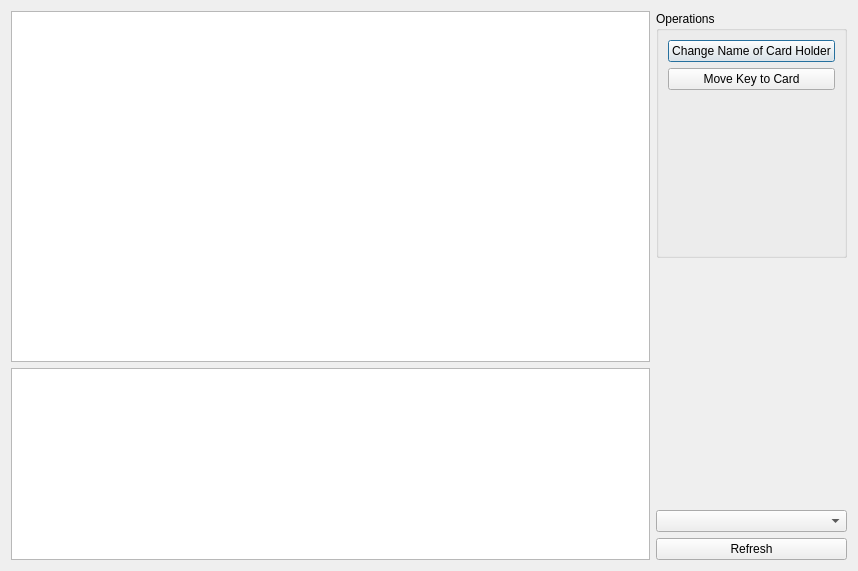
First picture: the form in ui/SmartCardControllerDialog.ui, repository saturneric/GpgFrontend, before the edit.
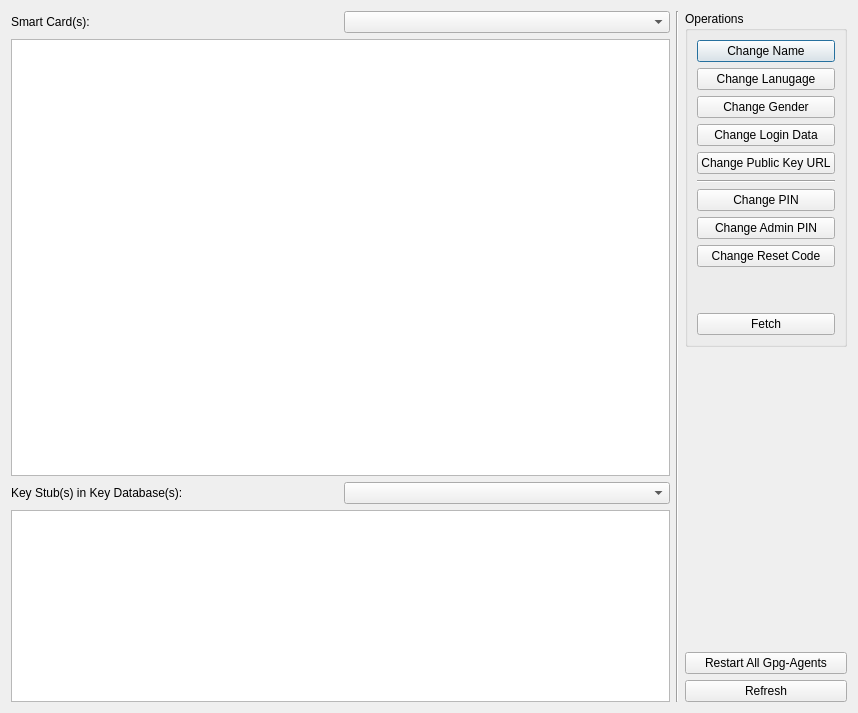
Second picture: the form after the edit. Custom widgets are drawn as their Qt base class.

Commit message: feat: add SmartCardController

```diff
--- a/ui/SmartCardControllerDialog.ui
+++ b/ui/SmartCardControllerDialog.ui
@@ -7,7 +7,7 @@
     <x>0</x>
     <y>0</y>
     <width>858</width>
-    <height>571</height>
+    <height>713</height>
    </rect>
   </property>
   <property name="windowTitle">
@@ -18,6 +18,20 @@
     <layout class="QHBoxLayout" name="horizontalLayout">
      <item>
       <layout class="QVBoxLayout" name="verticalLayout_4">
+       <item>
+        <layout class="QHBoxLayout" name="horizontalLayout_4">
+         <item>
+          <widget class="QLabel" name="label_2">
+           <property name="text">
+            <string>Smart Card(s):</string>
+           </property>
+          </widget>
+         </item>
+         <item>
+          <widget class="QComboBox" name="currentCardComboBox"/>
+         </item>
+        </layout>
+       </item>
        <item>
         <widget class="QTextEdit" name="cardInfoEdit">
          <property name="readOnly">
@@ -25,6 +39,33 @@
          </property>
         </widget>
        </item>
+       <item>
+        <layout class="QHBoxLayout" name="horizontalLayout_3">
+         <item>
+          <widget class="QLabel" name="label">
+           <property name="sizePolicy">
+            <sizepolicy hsizetype="Preferred" vsizetype="Minimum">
+             <horstretch>0</horstretch>
+             <verstretch>0</verstretch>
+            </sizepolicy>
+           </property>
+           <property name="text">
+            <string>Key Stub(s) in Key Database(s):</string>
+           </property>
+          </widget>
+         </item>
+         <item>
+          <widget class="QComboBox" name="keyDBIndexComboBox">
+           <property name="sizePolicy">
+            <sizepolicy hsizetype="Preferred" vsizetype="Minimum">
+             <horstretch>0</horstretch>
+             <verstretch>0</verstretch>
+            </sizepolicy>
+           </property>
+          </widget>
+         </item>
+        </layout>
+       </item>
        <item>
         <widget class="GpgFrontend::UI::KeyTreeView" name="cardKeysTreeView">
          <property name="sizePolicy">
@@ -37,6 +78,13 @@
        </item>
       </layout>
      </item>
+     <item>
+      <widget class="Line" name="line">
+       <property name="orientation">
+        <enum>Qt::Orientation::Vertical</enum>
+       </property>
+      </widget>
+     </item>
      <item>
       <layout class="QVBoxLayout" name="verticalLayout">
        <item>
@@ -50,14 +98,63 @@
             <item>
              <widget class="QPushButton" name="pushButton">
               <property name="text">
-               <string>Change Name of Card Holder</string>
+               <string>Change Name</string>
               </property>
              </widget>
             </item>
             <item>
              <widget class="QPushButton" name="pushButton_3">
               <property name="text">
-               <string>Move Key to Card</string>
+               <string>Change Lanugage</string>
+              </property>
+             </widget>
+            </item>
+            <item>
+             <widget class="QPushButton" name="cGenderButton">
+              <property name="text">
+               <string>Change Gender</string>
+              </property>
+             </widget>
+            </item>
+            <item>
+             <widget class="QPushButton" name="cLoginDataButton">
+              <property name="text">
+               <string>Change Login Data</string>
+              </property>
+             </widget>
+            </item>
+            <item>
+             <widget class="QPushButton" name="cPubKeyURLButton">
+              <property name="text">
+               <string>Change Public Key URL</string>
+              </property>
+             </widget>
+            </item>
+            <item>
+             <widget class="Line" name="line_2">
+              <property name="orientation">
+               <enum>Qt::Orientation::Horizontal</enum>
+              </property>
+             </widget>
+            </item>
+            <item>
+             <widget class="QPushButton" name="cPINButton">
+              <property name="text">
+               <string>Change PIN</string>
+              </property>
+             </widget>
+            </item>
+            <item>
+             <widget class="QPushButton" name="cAdminPINButton">
+              <property name="text">
+               <string>Change Admin PIN</string>
+              </property>
+             </widget>
+            </item>
+            <item>
+             <widget class="QPushButton" name="cResetCodeButton">
+              <property name="text">
+               <string>Change Reset Code</string>
               </property>
              </widget>
             </item>
@@ -74,6 +171,13 @@
               </property>
              </spacer>
             </item>
+            <item>
+             <widget class="QPushButton" name="fetchButton">
+              <property name="text">
+               <string>Fetch</string>
+              </property>
+             </widget>
+            </item>
            </layout>
           </item>
          </layout>
@@ -93,7 +197,11 @@
         </spacer>
        </item>
        <item>
-        <widget class="QComboBox" name="keyDBIndexComboBox"/>
+        <widget class="QPushButton" name="restartGpgAgentButton">
+         <property name="text">
+          <string>Restart All Gpg-Agents</string>
+         </property>
+        </widget>
        </item>
        <item>
         <widget class="QPushButton" name="refreshButton">
```
Left out of the diff: 4 changed lines with no effect on the pictures. The commit also changes 20 other files.
